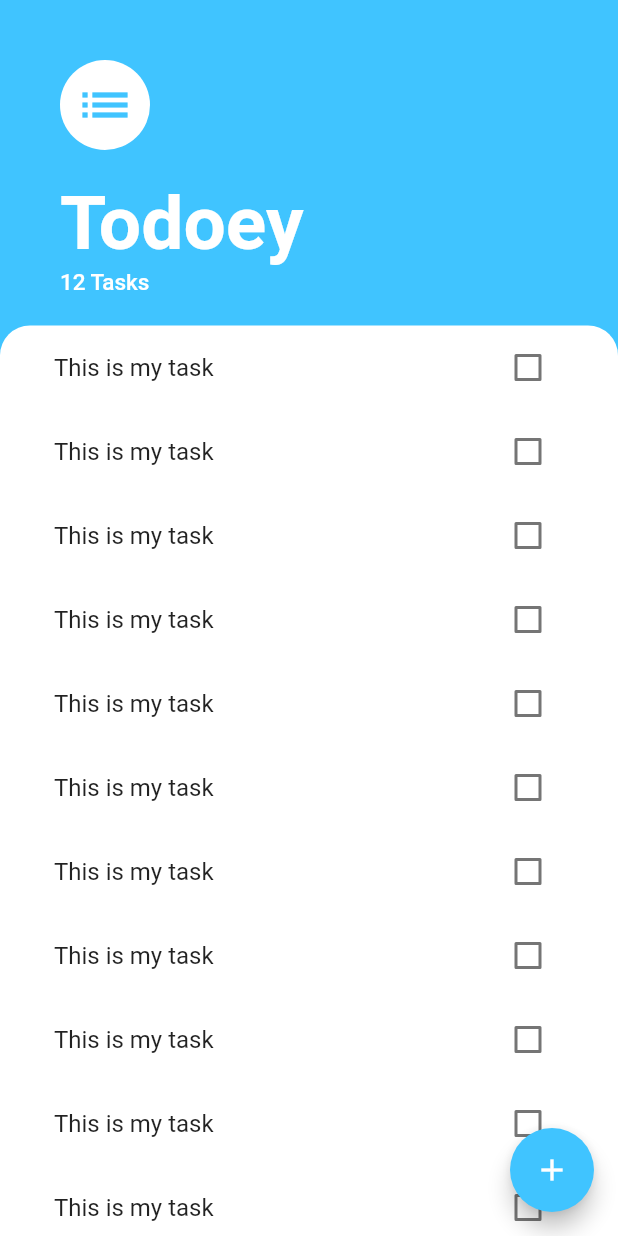
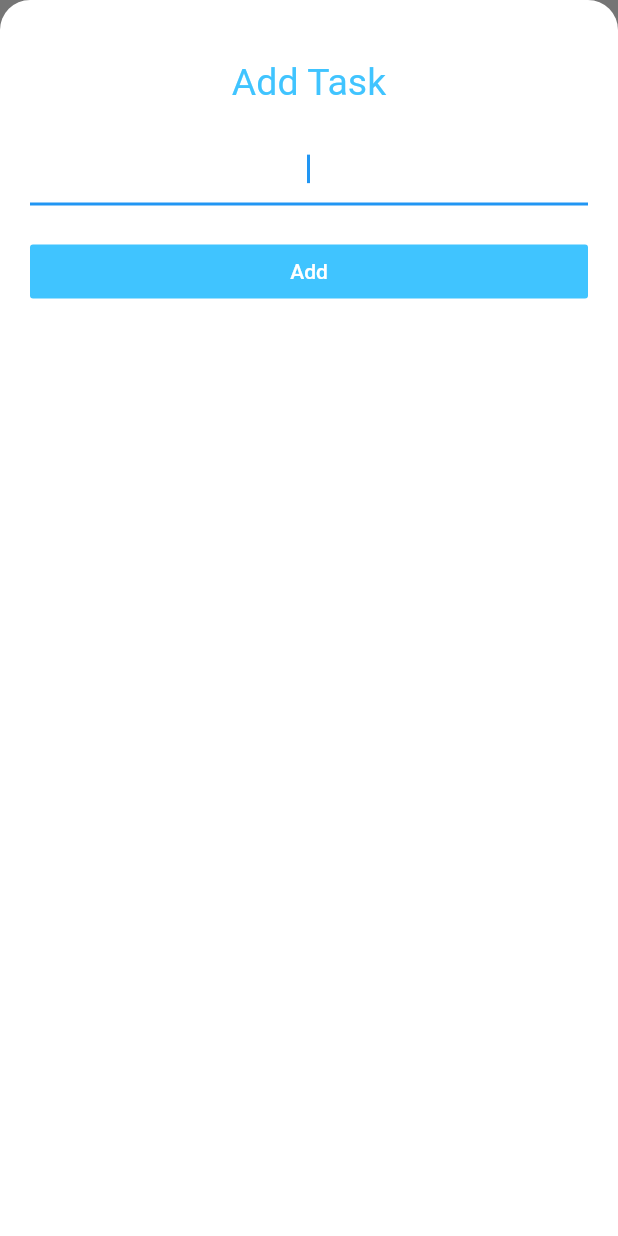
Before and after one commit to witty-mind/flutter---todoey, a Flutter app: the screen it shows after launch, after a tap on the "add" icon, on a phone screen of 412 x 824 dp. Run offline on Flutter 3.47's test engine with Material 2 defaults, Android fonts, the phone set to English and light mode, and no system bars.

Commit message:
Added flow for adding tasks. Model designed.

```diff
--- a/lib/screens/taskscreen.dart
+++ b/lib/screens/taskscreen.dart
@@ -1,9 +1,31 @@
+import 'package:flutteer_begins/model/task.dart';
 import 'package:flutteer_begins/utils/constants.dart';
+import 'package:flutteer_begins/widgets/taskBottomSheets.dart';
 import 'package:flutteer_begins/widgets/tasklist.dart';
 import 'package:flutter/material.dart';
 
-class TaskScreen extends StatelessWidget {
+class TaskScreen extends StatefulWidget {
   const TaskScreen({Key? key}) : super(key: key);
+
+  @override
+  _TaskScreenState createState() => _TaskScreenState();
+}
+
+List<Task> tasks = [
+  Task(taskName: "Buy Milks", isDone: false),
+  Task(taskName: "Buy eggs", isDone: false),
+  Task(taskName: "Buy Vegs", isDone: false),
+];
+
+class _TaskScreenState extends State<TaskScreen> {
+  String getCallBackdata() {
+    setState(() {
+      print(
+          "New Task added. Here is the updated task list length ${tasks.length}");
+    });
+
+    return "String";
+  }
 
   @override
   Widget build(BuildContext context) {
@@ -11,7 +33,14 @@
       child: Scaffold(
         backgroundColor: kPrimaryColor,
         floatingActionButton: FloatingActionButton(
-          onPressed: () => {},
+          onPressed: () => {
+            showModalBottomSheet(
+                context: context,
+                isScrollControlled: true,
+                builder: (context) => AddTaskScreen(
+                      taskList: tasks,
+                    ))
+          },
           backgroundColor: kPrimaryColor,
           child: Icon(Icons.add),
         ),
@@ -45,7 +74,7 @@
                           fontWeight: FontWeight.w700),
                     ),
                     Text(
-                      "12 Tasks",
+                      '{tasks.length} tasks',
                       style: TextStyle(
                           color: Colors.white,
                           fontSize: 15.0,
@@ -58,7 +87,9 @@
             Expanded(
               child: Container(
                 padding: EdgeInsets.symmetric(horizontal: 20.0),
-                child: TasksList(),
+                child: TasksList(
+                  tasksList: tasks,
+                ),
                 decoration: BoxDecoration(
                     color: Colors.white,
                     borderRadius: BorderRadius.only(
--- /dev/null
+++ b/lib/widgets/taskBottomSheets.dart
@@ -0,0 +1,61 @@
+import 'package:flutteer_begins/model/task.dart';
+import 'package:flutteer_begins/utils/constants.dart';
+import 'package:flutter/material.dart';
+
+class AddTaskScreen extends StatelessWidget {
+  final List<Task> taskList;
+
+  AddTaskScreen({required this.taskList});
+
+  void createTask(String taskName) {
+    taskList.add(Task(taskName: taskName, isDone: false));
+  }
+
+  @override
+  Widget build(BuildContext context) {
+    String? newTaskTitle;
+    return Container(
+        color: Color(0xFF757575),
+        child: Container(
+          padding: EdgeInsets.all(20.0),
+          child: Column(
+            crossAxisAlignment: CrossAxisAlignment.stretch,
+            children: [
+              Padding(
+                padding: const EdgeInsets.all(20.0),
+                child: Text("Add Task",
+                    textAlign: TextAlign.center,
+                    style: TextStyle(
+                        color: kPrimaryColor,
+                        fontSize: 25.0,
+                        fontWeight: FontWeight.w400)),
+              ),
+              TextField(
+                  autofocus: true,
+                  textAlign: TextAlign.center,
+                  onChanged: (newValue) {
+                    newTaskTitle = newValue;
+                  }),
+              SizedBox(
+                height: 20.0,
+              ),
+              FlatButton(
+                onPressed: () {
+                  createTask(newTaskTitle!);
+                },
+                child: Text(
+                  "Add",
+                  style: TextStyle(color: Colors.white),
+                ),
+                color: kPrimaryColor,
+              )
+            ],
+          ),
+          decoration: BoxDecoration(
+              color: Colors.white,
+              borderRadius: BorderRadius.only(
+                  topLeft: Radius.circular(20.0),
+                  topRight: Radius.circular(20.0))),
+        ));
+  }
+}
```
